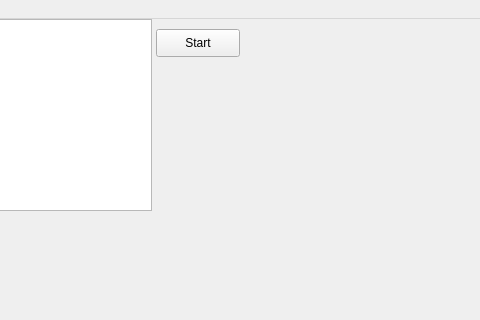
Qt form Game/bettermainwindow.ui (ItsOpaz/ohjelmointi3) before a commit; both pictures show x 104 to 584 and y 0 to 320 of the 800 by 600 pixel window.
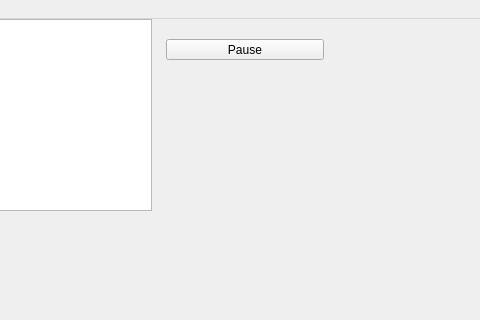
The same form after that commit.

The edit to the form file:
```diff
--- a/Game/bettermainwindow.ui
+++ b/Game/bettermainwindow.ui
@@ -33,14 +33,14 @@
    <widget class="QPushButton" name="startButton">
     <property name="geometry">
      <rect>
-      <x>260</x>
-      <y>10</y>
-      <width>84</width>
-      <height>28</height>
+      <x>270</x>
+      <y>20</y>
+      <width>158</width>
+      <height>21</height>
      </rect>
     </property>
     <property name="text">
-     <string>Start</string>
+     <string>Pause</string>
     </property>
    </widget>
   </widget>
```
